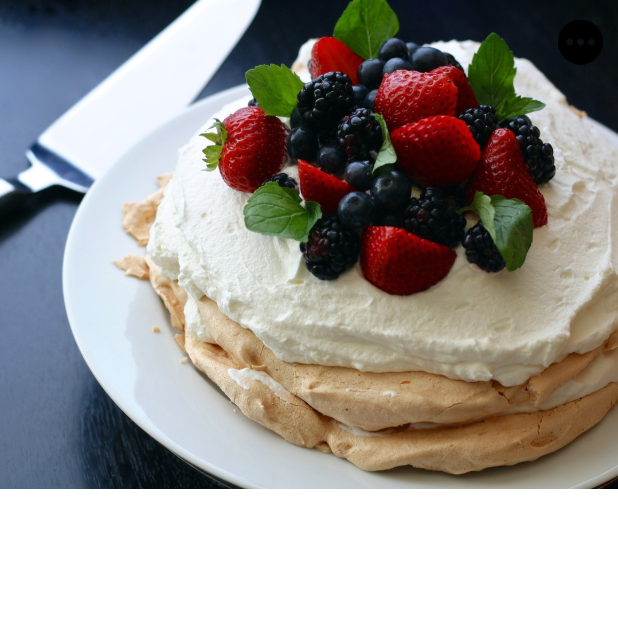
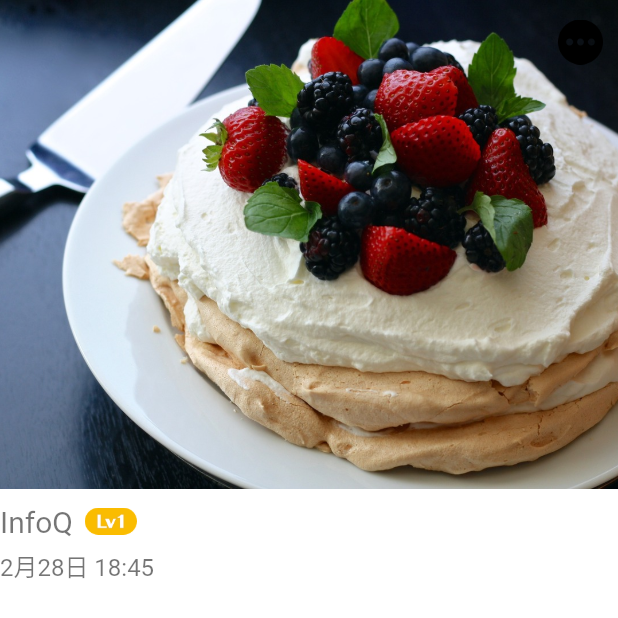
Before and after one commit to lihuichaoo/DianpingFlutterDemo, a Flutter app: the screen it shows after launch, on a phone screen of 412 x 824 dp. Shown: the top 618 px of the screen. Run offline on Flutter 3.47's test engine with Material 2 defaults, Android fonts, the light colour scheme and no system bars.

Commit message:
nick name & date

```diff
--- a/lib/main.dart
+++ b/lib/main.dart
@@ -49,9 +49,50 @@ class MyApp extends StatelessWidget {
                 ],
               ),
             ),
-          )
+          ),
+          SliverList(
+            delegate: SliverChildListDelegate(<Widget>[
+              Container(
+                padding: const EdgeInsets.fromLTRB(0, 10, 0, 0),
+                child: Row(
+                  children: <Widget>[
+                    Column(
+                      mainAxisAlignment: MainAxisAlignment.spaceEvenly,
+                      crossAxisAlignment: CrossAxisAlignment.start,
+                      children: <Widget>[
+                        Row(
+                          children: <Widget>[
+                            Text(
+                              'InfoQ',
+                              style: TextStyle(
+                                color: Colors.black54,
+                                fontSize: 20,
+                              ),
+                            ),
+                            Container(
+                              height: 18,
+                              padding: const EdgeInsets.fromLTRB(8, 0, 0, 0),
+                              child: Image.asset('assets/lv1.png'),
+                            ),
+                          ],
+                        ),
+                        SizedBox(height: 6,), // for spacing
+                        Text(
+                          '2月28日 18:45',
+                          style: TextStyle(
+                            color: Colors.black54,
+                            fontSize: 16,
+                          ),
+                        ),
+                      ],
+                    ),
+                  ],
+                ),
+              ),
+            ]),
+          ),
         ],
-      )
+      ),
     );
   }
 }
```
Also changed, not shown: assets/lv1.png (added), assets/v.png (added).
